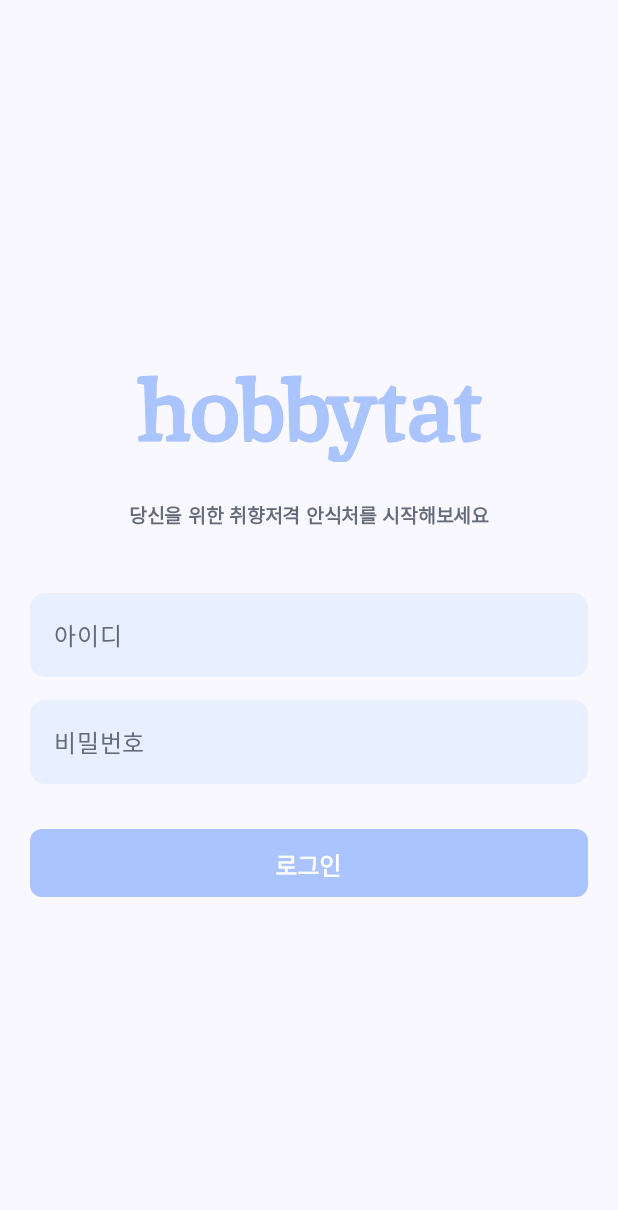
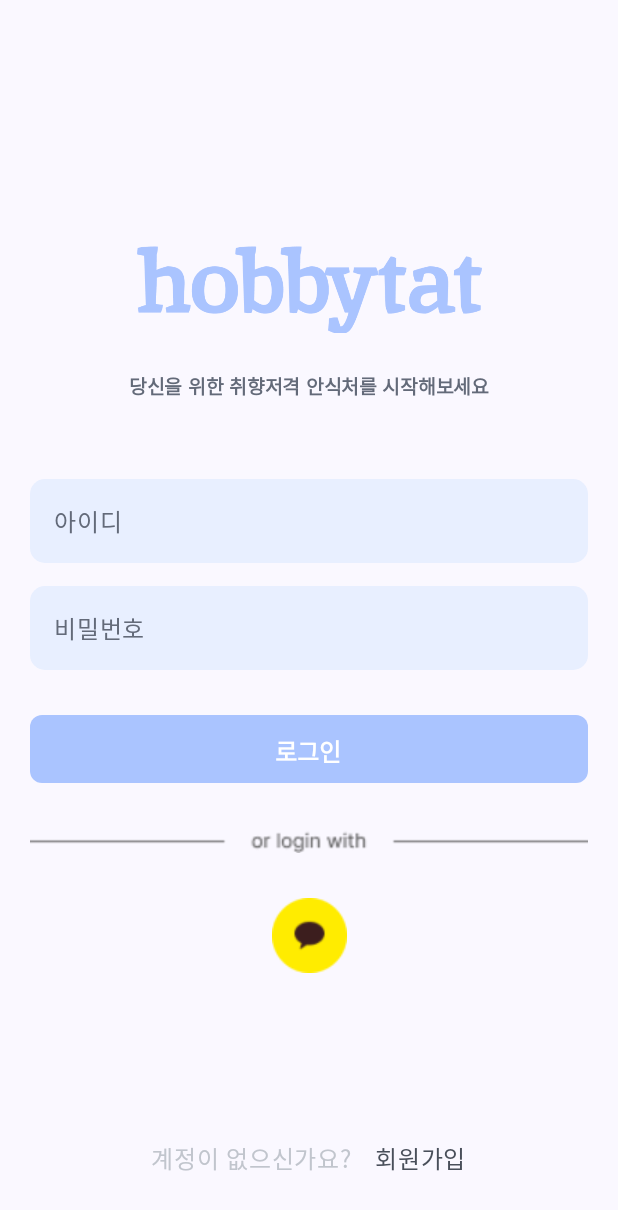
Before and after one commit to Hobbytat/Hobbytat-FE, an Android app built with Jetpack Compose: the screen it shows after launch (MainActivity), on a phone screen of 412 x 824 dp. Shown: the top 1210 px of the screen. Run offline under Robolectric (Android 15) with nearby library versions, the light colour scheme and no system bars.

Commit message:
로그인 화면 구현 완료

```diff
--- a/app/src/main/java/com/example/hobbytat/navigate/NavGraph.kt
+++ b/app/src/main/java/com/example/hobbytat/navigate/NavGraph.kt
@@ -14,10 +14,16 @@ fun NavGraph(navController: NavHostController) {
     NavHost(navController = navController, startDestination = "Login"){
         // 스플래쉬, 로그인, 회원가입 화면
         composable(route = "Splash") {
+            // 스플래쉬 화면
             SplashScreen(navController)
         }
         composable(route="Login") {
+            // 로그인 화면
             LoginScreen(navController)
+        }
+        composable(route="SignUp_agree") {
+            // 회원가입_동의 화면
+
         }
 
         // 홈화면
--- a/app/src/main/java/com/example/hobbytat/screen/sign/LoginScreen.kt
+++ b/app/src/main/java/com/example/hobbytat/screen/sign/LoginScreen.kt
@@ -1,10 +1,13 @@
 package com.example.hobbytat.screen.sign
 
 import androidx.compose.foundation.Image
+import androidx.compose.foundation.clickable
 import androidx.compose.foundation.layout.Arrangement
 import androidx.compose.foundation.layout.Column
+import androidx.compose.foundation.layout.Row
 import androidx.compose.foundation.layout.Spacer
 import androidx.compose.foundation.layout.fillMaxSize
+import androidx.compose.foundation.layout.fillMaxWidth
 import androidx.compose.foundation.layout.height
 import androidx.compose.foundation.layout.padding
 import androidx.compose.foundation.layout.width
@@ -16,6 +19,7 @@ import androidx.compose.runtime.remember
 import androidx.compose.runtime.setValue
 import androidx.compose.ui.Alignment
 import androidx.compose.ui.Modifier
+import androidx.compose.ui.layout.ContentScale
 import androidx.compose.ui.res.colorResource
 import androidx.compose.ui.res.painterResource
 import androidx.compose.ui.text.font.FontWeight
@@ -39,12 +43,16 @@ fun LoginScreen(navController: NavHostController) {
     }
 
     Column(
-        modifier= Modifier
+        modifier = Modifier
             .fillMaxSize()
             .padding(start = 20.dp, end = 20.dp),
-        verticalArrangement = Arrangement.Center,
+        verticalArrangement = Arrangement.SpaceBetween,
         horizontalAlignment = Alignment.CenterHorizontally
     ) {
+        Column(
+            horizontalAlignment = Alignment.CenterHorizontally
+        ) {
+            Spacer(modifier = Modifier.height(140.dp))
             Image(
                 painter = painterResource(id = R.drawable.logo_blue),
                 contentDescription = "로고 블루",
@@ -58,10 +66,10 @@ fun LoginScreen(navController: NavHostController) {
                 fontWeight = FontWeight.Bold,
                 color = colorResource(id = R.color.gray_600)
             )
-        Spacer(modifier = Modifier.height(40.dp))
+            Spacer(modifier = Modifier.height(50.dp))
             LoginTextField(
                 value = userID,
-            onValueChange = {userID=it},
+                onValueChange = { userID = it },
                 keyboardType = KeyboardType.Text,
                 imeAction = ImeAction.Next,
                 hint = "아이디"
@@ -69,7 +77,7 @@ fun LoginScreen(navController: NavHostController) {
             Spacer(modifier = Modifier.height(15.dp))
             LoginTextField(
                 value = userPassWord,
-            onValueChange = {userPassWord=it},
+                onValueChange = { userPassWord = it },
                 keyboardType = KeyboardType.Password,
                 imeAction = ImeAction.Done,
                 hint = "비밀번호"
@@ -78,6 +86,39 @@ fun LoginScreen(navController: NavHostController) {
             LoginButton(label = "로그인") {
                 navController.navigate("Home")
             }
-
+            Spacer(modifier = Modifier.height(30.dp))
+            Image(
+                painter = painterResource(id = R.drawable.ic_login_with),
+                contentDescription = "loginwith",
+                modifier = Modifier.fillMaxWidth(),
+                contentScale = ContentScale.Crop
+            )
+            Spacer(modifier = Modifier.height(30.dp))
+            Image(
+                painter = painterResource(id = R.drawable.ic_kakao),
+                contentDescription = "카카오 로그인",
+                modifier = Modifier
+                    .height(50.dp)
+                    .width(50.dp)
+            )
+        }
+        Row(
+            modifier = Modifier
+                .align(Alignment.CenterHorizontally)
+                .padding(bottom = 40.dp)
+        ) {
+            Text(
+                text = "계정이 없으신가요?",
+                color = colorResource(id = R.color.gray_300)
+            )
+            Spacer(modifier = Modifier.width(15.dp))
+            Text(
+                text = "회원가입",
+                color = colorResource(id = R.color.gray_700),
+                modifier = Modifier.clickable {
+                    navController.navigate("SignUp_agree")
+                }
+            )
         }
     }
+}
```
Also changed, not shown: app/src/main/res/drawable/ic_kakao.png (added), app/src/main/res/drawable/ic_login_with.png (added). Lines whose indentation alone changed are shown as unchanged.
